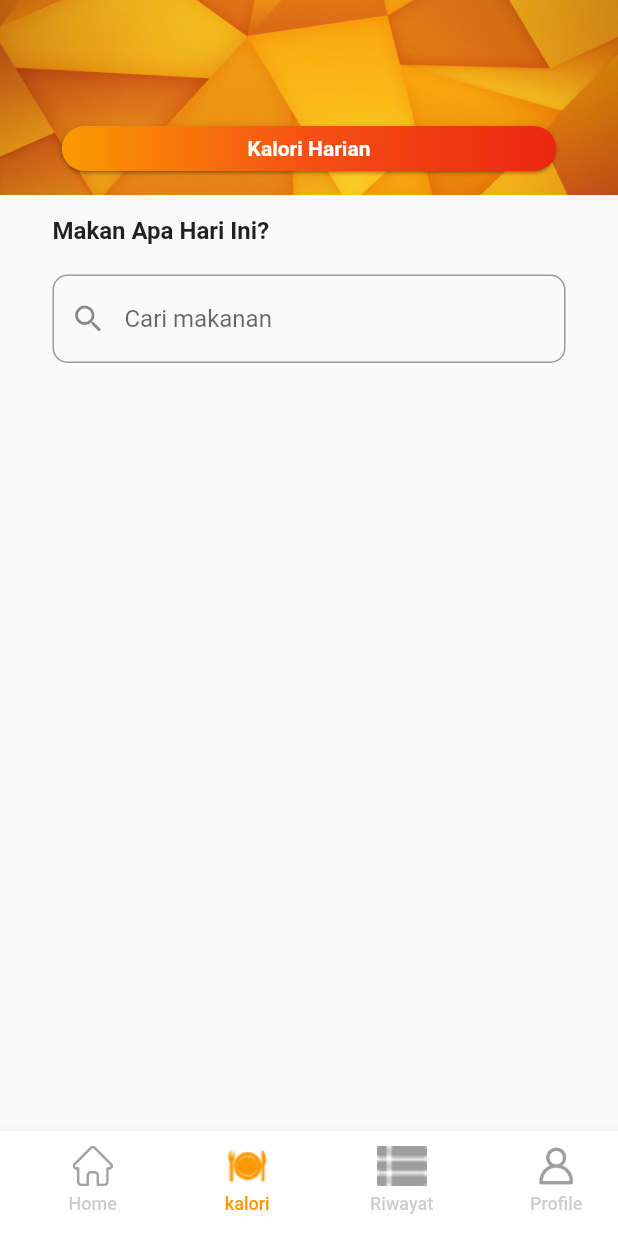
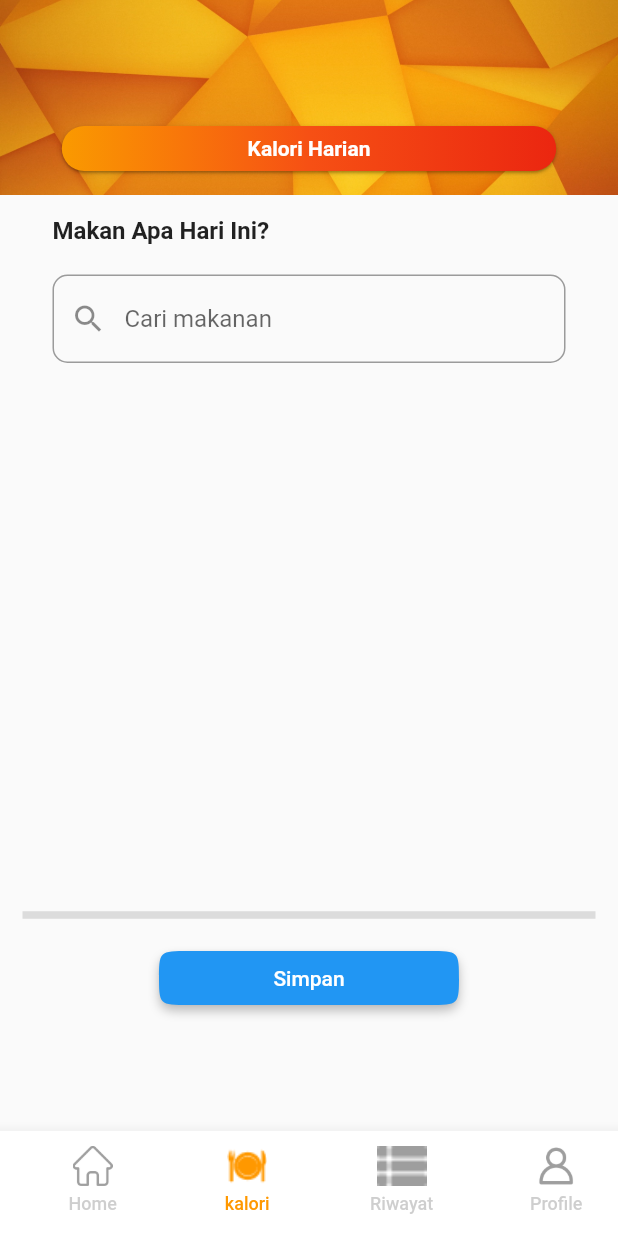
Before and after one commit to fertilian/piring-master, a Flutter app: the TambahKalori screen opened directly, item 2 of the bottom bar chosen, after a tap on "SARAPAN", on a phone screen of 412 x 824 dp. Run offline on Flutter 3.47's test engine with Material 2 defaults, Android fonts, the phone set to English and light mode, and no system bars; our stand-ins replace bloc, flutter_bloc, flutter_svg, fluttertoast, get, image_picker and 3 more; accounts and stored records are empty; network calls fail.

Commit message:
baru_master

```diff
--- a/lib/kalori/kalori.dart
+++ b/lib/kalori/kalori.dart
@@ -13,6 +13,7 @@ class Kalori extends StatefulWidget {
 }
 
 class _KaloriState extends State<Kalori> {
+  int roundedTotal = 0;
   String clientId = "PKL2023";
   String clientSecret = "PKLSERU";
   String tokenUrl =
@@ -64,6 +65,19 @@ class _KaloriState extends State<Kalori> {
         final List<Map<String, dynamic>> riwayatData =
             data.cast<Map<String, dynamic>>();
 
+        double totalBesaran = 0;
+
+        // Iterasi melalui data makanan dan tambahkan besaran ke total
+        for (var makanan in riwayatData) {
+          final besaran = double.parse(makanan['energi']);
+          totalBesaran += besaran;
+        }
+        roundedTotal = totalBesaran.round();
+
+        // Cetak total besaran
+        print('Total Besaran: $totalBesaran');
+        print(roundedTotal);
+
         showDialog(
           context: context,
           builder: (BuildContext context) {
@@ -102,6 +116,7 @@ class _KaloriState extends State<Kalori> {
   void initState() {
     super.initState();
     getToken();
+    fetchRiwayatHariIni();
   }
 
   @override
@@ -161,7 +176,7 @@ class _KaloriState extends State<Kalori> {
                             ),
                           ),
                           SizedBox(
-                            height: 60,
+                            height: 10,
                           ),
                           Container(
                             padding: EdgeInsets.only(left: 15),
@@ -216,7 +231,7 @@ class _KaloriState extends State<Kalori> {
                                       color: Color.fromARGB(255, 229, 222, 156),
                                       borderRadius: BorderRadius.circular(10)),
                                   child: Text(
-                                    "1191 Kkal",
+                                    "$roundedTotal Kkal",
                                     style: TextStyle(
                                         color: Colors.black,
                                         fontSize: 16,
@@ -477,7 +492,10 @@ class _KaloriState extends State<Kalori> {
                                 Container(
                                   child: ElevatedButton(
                                     onPressed: () {
-                                      fetchRiwayatHariIni();
+                                      fetchRiwayatHariIni().then((_) {
+                                        // Setelah selesai mendapatkan data, perbarui tampilan
+                                        setState(() {});
+                                      });
                                     },
                                     child: Text('Riwayat Hari Ini'),
                                   ),
--- a/lib/kalori/tambah.dart
+++ b/lib/kalori/tambah.dart
@@ -203,8 +203,7 @@ class _TambahKaloriState extends State<TambahKalori> {
                             height: 20,
                           ),
                           Container(
-                            height: MediaQuery.of(context).size.height *
-                                0.7, // Set a fixed height here
+                            height: 340,
                             child: ListView.builder(
                               itemCount: foodData.length,
                               itemBuilder: (context, index) {
@@ -232,6 +231,30 @@ class _TambahKaloriState extends State<TambahKalori> {
                               },
                             ),
                           ),
+                          Divider(
+                            thickness: 5,
+                          ),
+                          SizedBox(
+                            height: 10,
+                          ),
+                          Center(
+                            child: ElevatedButton(
+                                style: ButtonStyle(
+                                    fixedSize:
+                                        MaterialStatePropertyAll(Size(200, 30)),
+                                    shape: MaterialStatePropertyAll(
+                                        ContinuousRectangleBorder(
+                                            borderRadius:
+                                                BorderRadius.circular(20)))),
+                                onPressed: () {
+                                  Navigator.pushReplacement(
+                                      context,
+                                      MaterialPageRoute(
+                                        builder: (context) => Kalori(),
+                                      ));
+                                },
+                                child: Text('Simpan')),
+                          )
                         ],
                       ),
                     ],
```
Also changed, not shown: lib/Auth/getToken.dart (added, +39 -0 lines), lib/dashboard/dashboard.dart (+12 -0 lines), lib/kalori/testingTotalKalori.dart (added, +105 -0 lines).
